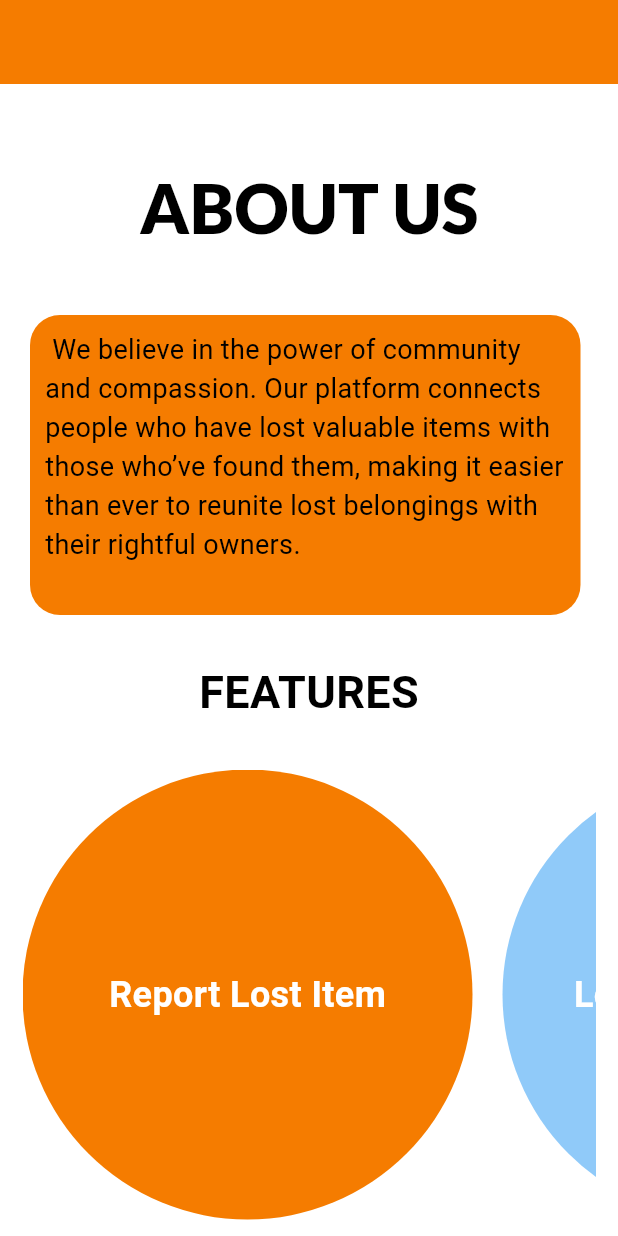
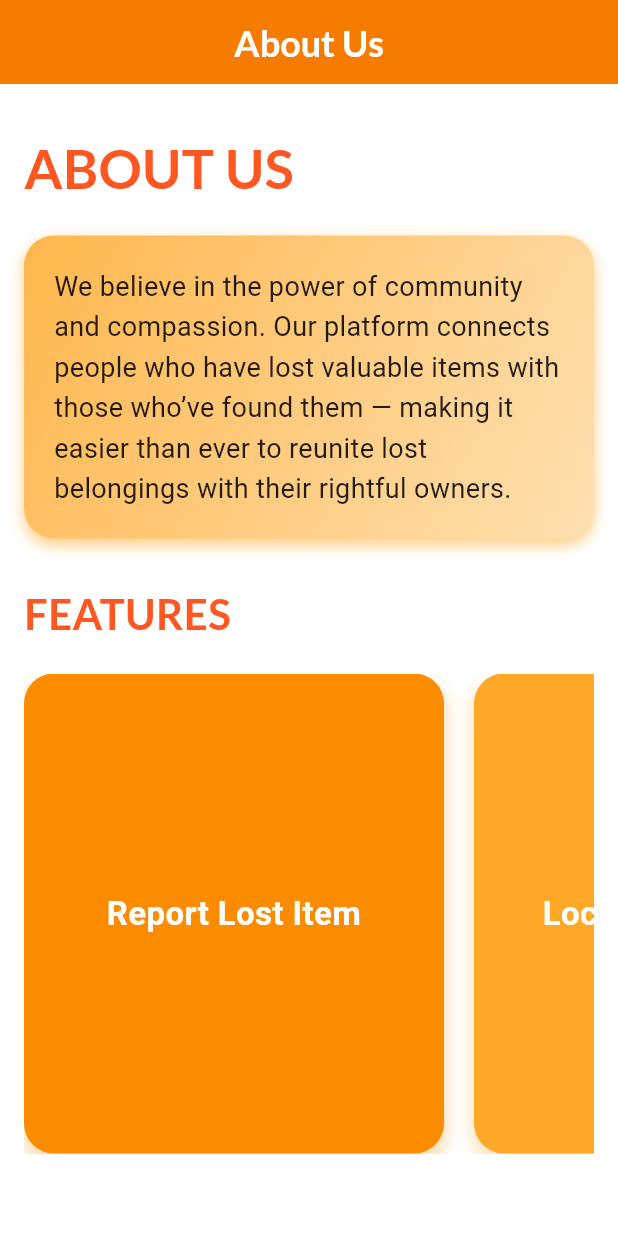
Before and after one commit to ChrisKamanzi/lost-and-found, a Flutter app: the AboutUs screen opened by its route, on a phone screen of 412 x 824 dp. Run offline on Flutter 3.47's test engine with Material 3 defaults, Android fonts, the phone set to English and light mode, and no system bars; our stand-ins replace dio, flutter_map, flutter_riverpod, go_router, google_fonts, image_picker and 3 more; accounts and stored records are empty; Roboto replaces fonts that are missing (Brawler).

Commit message:
edited different UI Layouts, added orange as primary colors

```diff
--- a/lib/pages/authentication/into/About us.dart
+++ b/lib/pages/authentication/into/About us.dart
@@ -19,8 +19,10 @@ class _AboutUsState extends State<AboutUs> with TickerProviderStateMixin {
       vsync: this,
       duration: Duration(milliseconds: 800),
     );
+
     _slideAnimations = List.generate(3, (index) {
-      return Tween<Offset>(begin: Offset(1.5, 0), end: Offset.zero).animate(
+      return Tween<Offset>(begin: const Offset(1.5, 0), end: Offset.zero)
+          .animate(
         CurvedAnimation(
           parent: _slideController,
           curve: Interval(index * 0.2, 1.0, curve: Curves.easeOut),
@@ -45,94 +47,124 @@ class _AboutUsState extends State<AboutUs> with TickerProviderStateMixin {
       'Instant Messaging',
     ];
 
-    final colors = [
-      Colors.orange.shade700,
-      Colors.blue.shade200,
-      Colors.purple.shade200,
+    final featureColors = [
+      Colors.orange.shade600,
+      Colors.orange.shade400,
+      Colors.orange.shade300,
     ];
 
     return Scaffold(
-      appBar: AppBar(backgroundColor: Colors.orange.shade700),
+      appBar: AppBar(
+        backgroundColor: Colors.orange.shade700,
+        title: Text(
+          'About Us',
+          style: GoogleFonts.lato(
+            textStyle: const TextStyle(
+              fontSize: 24,
+              fontWeight: FontWeight.w700,
+              color: Colors.white,
+            ),
+          ),
+        ),
+        centerTitle: true,
+        elevation: 0,
+      ),
       body: SingleChildScrollView(
         child: Padding(
-          padding: const EdgeInsets.only(top: 50, left: 15, right: 15),
+          padding: const EdgeInsets.symmetric(vertical: 30, horizontal: 16),
           child: Column(
+            crossAxisAlignment: CrossAxisAlignment.start,
             children: [
               Text(
                 'ABOUT US',
                 style: GoogleFonts.lato(
-                  textStyle: TextStyle(
-                    fontWeight: FontWeight.w800,
-                    fontSize: 45,
+                  textStyle: const TextStyle(
+                    fontWeight: FontWeight.bold,
+                    fontSize: 36,
+                    color: Colors.deepOrange,
                   ),
                 ),
               ),
-              SizedBox(height: 40),
-              Padding(
-                padding: const EdgeInsets.only(left: 5, right: 10),
-                child: Container(
-                  padding: EdgeInsets.only(left: 10, right: 10, top: 10),
-                  width: double.infinity,
-                  height: 200,
+              const SizedBox(height: 20),
+              Container(
+                padding: const EdgeInsets.all(20),
                 decoration: BoxDecoration(
+                  gradient: LinearGradient(
+                    colors: [Colors.orange.shade300, Colors.orange.shade100],
+                    begin: Alignment.topLeft,
+                    end: Alignment.bottomRight,
+                  ),
                   borderRadius: BorderRadius.circular(20),
-                    color: Colors.orange.shade700,
+                  boxShadow: [
+                    BoxShadow(
+                      color: Colors.orange.shade200,
+                      blurRadius: 8,
+                      offset: const Offset(0, 4),
+                    ),
+                  ],
                 ),
                 child: Text(
-                    ' We believe in the power of community and compassion. '
-                    'Our platform connects people who have lost valuable items with those who’ve found them,'
-                    ' making it easier than ever to reunite lost belongings with their rightful owners. ',
+                  'We believe in the power of community and compassion. Our platform connects people who have lost valuable items with those who’ve found them — making it easier than ever to reunite lost belongings with their rightful owners.',
                   style: GoogleFonts.brawler(
-                      textStyle: TextStyle(fontSize: 18, color: Colors.black),
+                    textStyle: const TextStyle(
+                      fontSize: 18,
+                      height: 1.5,
+                      color: Colors.black87,
                     ),
                   ),
                 ),
               ),
-              SizedBox(height: 30),
+              const SizedBox(height: 30),
               Text(
                 'FEATURES',
-                style: GoogleFonts.brawler(
-                  textStyle: TextStyle(
-                    fontSize: 30,
+                style: GoogleFonts.lato(
+                  textStyle: const TextStyle(
+                    fontSize: 28,
                     fontWeight: FontWeight.w700,
+                    color: Colors.deepOrange,
                   ),
                 ),
               ),
-              SizedBox(height: 30),
-              SingleChildScrollView(
+              const SizedBox(height: 20),
+              SizedBox(
+                height: 320,
+                child: ListView.separated(
                   scrollDirection: Axis.horizontal,
-                child: Row(
-                  children: List.generate(3, (index) {
+                  itemCount: featureTexts.length,
+                  separatorBuilder: (_, __) => const SizedBox(width: 20),
+                  itemBuilder: (context, index) {
                     return SlideTransition(
                       position: _slideAnimations[index],
-                      child: Row(
-                        children: [
-                          Container(
-                            width: 300,
-                            height: 300,
+                      child: Container(
+                        width: 280,
                         decoration: BoxDecoration(
-                              color: colors[index],
-                              shape: BoxShape.circle,
+                          color: featureColors[index],
+                          borderRadius: BorderRadius.circular(20),
+                          boxShadow: [
+                            BoxShadow(
+                              color: featureColors[index].withOpacity(0.4),
+                              blurRadius: 10,
+                              offset: const Offset(0, 6),
                             ),
+                          ],
+                        ),
+                        padding: const EdgeInsets.all(24),
                         alignment: Alignment.center,
                         child: Text(
                           featureTexts[index],
-
+                          textAlign: TextAlign.center,
                           style: GoogleFonts.brawler(
-                                textStyle: TextStyle(
+                            textStyle: const TextStyle(
                               color: Colors.white,
-                                  fontSize: 24,
+                              fontSize: 22,
                               fontWeight: FontWeight.bold,
                               height: 1.3,
-                                )
                             ),
                           ),
                         ),
-                          SizedBox(width: 20),
-                        ],
                       ),
                     );
-                  }),
+                  },
                 ),
               ),
             ],
--- a/lib/pages/authentication/sign_up.dart
+++ b/lib/pages/authentication/sign_up.dart
@@ -145,7 +145,7 @@ class _SignUpState extends ConsumerState<sign_up> {
                       color:
                           Theme.of(context).brightness == Brightness.dark
                               ? Colors
-                                  .orangeAccent // custom color for dark mode
+                                  .orangeAccent
                               : Colors.blueGrey,
                     ),
                   ),
@@ -161,7 +161,7 @@ class _SignUpState extends ConsumerState<sign_up> {
                         color:
                             Theme.of(context).brightness == Brightness.dark
                                 ? Colors
-                                    .orangeAccent // custom color for dark mode
+                                    .orangeAccent
                                 : Colors.blueGrey,
                       ),
                     ),
@@ -186,7 +186,7 @@ class _SignUpState extends ConsumerState<sign_up> {
           color:
               Theme.of(context).brightness == Brightness.dark
                   ? Colors
-                      .orangeAccent // custom color for dark mode
+                      .orangeAccent
                   : Colors.black,
         ),
       ),
--- a/lib/providers/categoryNotifier.dart
+++ b/lib/providers/categoryNotifier.dart
@@ -10,6 +10,7 @@ class CategoryNotifier extends StateNotifier<List<Map<String, dynamic>>> {
 
   Future<void> fetchCategories() async {
     try {
+
       final SharedPreferences prefs = await SharedPreferences.getInstance();
       final String? token = prefs.getString('authToken');
 
@@ -19,12 +20,14 @@ class CategoryNotifier extends StateNotifier<List<Map<String, dynamic>>> {
           'Authorization': token != null ? 'Bearer $token' : '',
         },
       );
+
       final response = await dio.get('$apiUrl/categories', options: options);
       if (response.statusCode == 200) {
         final List<dynamic> categories = response.data['categories'];
         state = categories
                 .map((cat) => {'id': cat['id'], 'name': cat['name']})
                 .toList();
+
       } else {
         print('Failed to load categories. Status code: ${response.statusCode}');
       }
```
Also changed, not shown: lib/pages/authentication/forgot_password.dart (+5 -9 lines), lib/pages/home/lost&found/favoriteScreen.dart (+11 -8 lines), lib/pages/message/char2.dart (+7 -2 lines), lib/pages/message/conversation.dart (+20 -14 lines), lib/widgets/text_field.dart (+8 -15 lines). Lines whose indentation alone changed are shown as unchanged.
